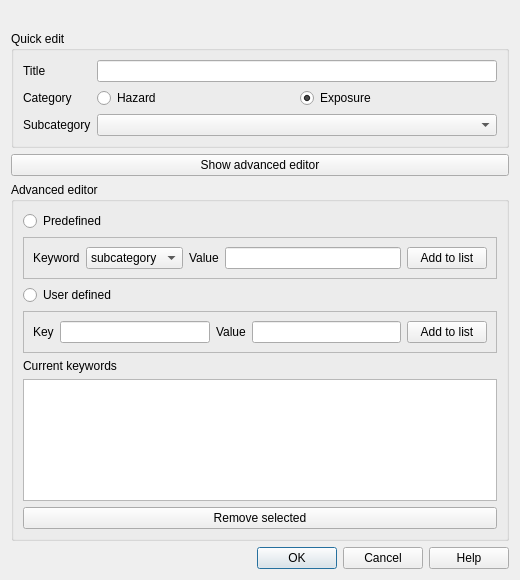
Before: the Qt Designer form gui/riabkeywordsdialogbase.ui in inasafe/inasafe, drawn with Qt 5.
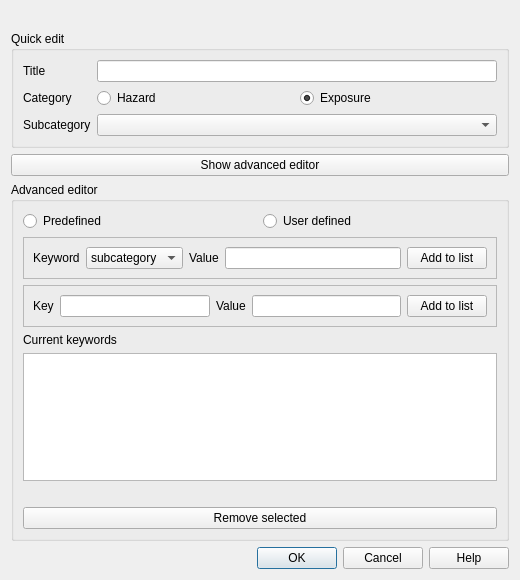
After: the same form once the commit is applied.

The edit to the form file:
```diff
--- a/gui/riabkeywordsdialogbase.ui
+++ b/gui/riabkeywordsdialogbase.ui
@@ -111,11 +111,22 @@
      </property>
      <layout class="QGridLayout" name="gridLayout">
       <item row="0" column="0">
-       <widget class="QRadioButton" name="radPredefined">
-        <property name="text">
-         <string>Predefined</string>
-        </property>
-       </widget>
+       <layout class="QHBoxLayout" name="horizontalLayout_4">
+        <item>
+         <widget class="QRadioButton" name="radPredefined">
+          <property name="text">
+           <string>Predefined</string>
+          </property>
+         </widget>
+        </item>
+        <item>
+         <widget class="QRadioButton" name="radUserDefined">
+          <property name="text">
+           <string>User defined</string>
+          </property>
+         </widget>
+        </item>
+       </layout>
       </item>
       <item row="1" column="0">
        <widget class="QFrame" name="frame">
@@ -176,14 +187,7 @@
        </widget>
       </item>
       <item row="2" column="0">
-       <widget class="QRadioButton" name="radUserDefined">
-        <property name="text">
-         <string>User defined</string>
-        </property>
-       </widget>
-      </item>
-      <item row="3" column="0">
-       <widget class="QFrame" name="frame_2">
+       <widget class="QFrame" name="frameUserDefined">
         <property name="frameShape">
          <enum>QFrame::StyledPanel</enum>
         </property>
@@ -227,7 +231,7 @@
         </layout>
        </widget>
       </item>
-      <item row="4" column="0">
+      <item row="3" column="0">
        <widget class="QLabel" name="label_8">
         <property name="text">
          <string>Current keywords</string>
@@ -237,7 +241,7 @@
         </property>
        </widget>
       </item>
-      <item row="5" column="0">
+      <item row="4" column="0">
        <widget class="QListWidget" name="lstKeywords">
         <property name="alternatingRowColors">
          <bool>true</bool>
@@ -247,6 +251,22 @@
         </property>
        </widget>
       </item>
+      <item row="5" column="0">
+       <widget class="QLabel" name="lblMessage">
+        <property name="styleSheet">
+         <string notr="true">color: red;</string>
+        </property>
+        <property name="text">
+         <string/>
+        </property>
+        <property name="textFormat">
+         <enum>Qt::RichText</enum>
+        </property>
+        <property name="wordWrap">
+         <bool>true</bool>
+        </property>
+       </widget>
+      </item>
       <item row="6" column="0">
        <widget class="QPushButton" name="pbnRemove">
         <property name="text">
```
Left out of the diff: 39 changed lines with no effect on the pictures.
